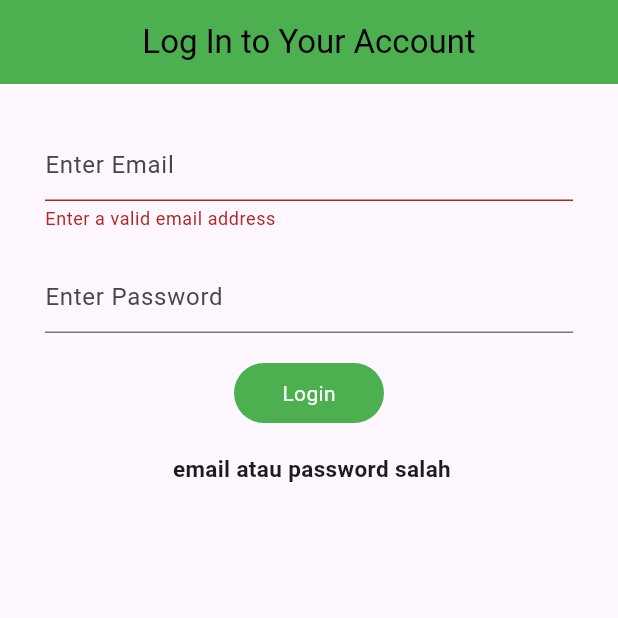
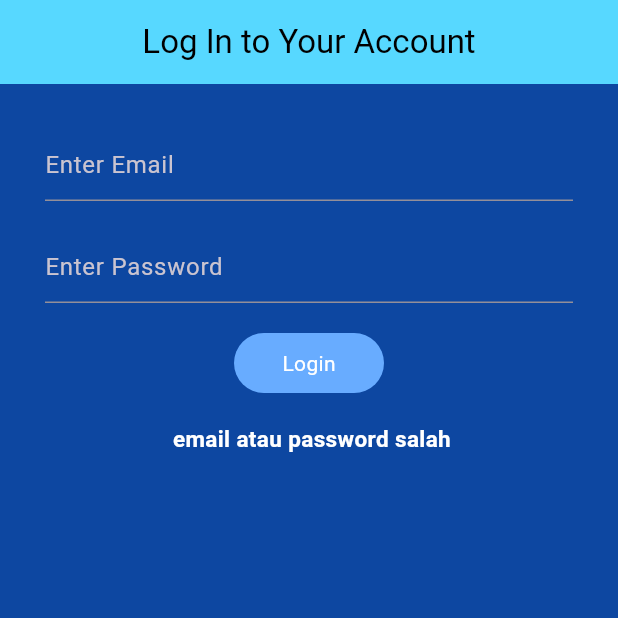
Before and after one commit to Egasuryaaa/KonversiSuhu, a Flutter app: the screen it shows after launch, after a tap on "Login", on a phone screen of 412 x 824 dp, the top half of it. Run offline on Flutter 3.47's test engine with Material 3 defaults, Android fonts, the phone set to English and light mode, and no system bars.

```diff
--- a/lib/login_page.dart
+++ b/lib/login_page.dart
@@ -1,4 +1,3 @@
-
 import 'package:flutter/material.dart';
 import 'package:konversisuhu/kalkulator_home_page.dart';
 
@@ -10,7 +9,6 @@ class MyLoginPage extends StatefulWidget {
 }
 
 class _MyLoginPageState extends State<MyLoginPage> {
-
   TextEditingController emailController = TextEditingController();
   TextEditingController passwordController = TextEditingController();
   String useremail = "username@pensmail.com";
@@ -18,18 +16,16 @@ class _MyLoginPageState extends State<MyLoginPage> {
   String notif = " ";
 
   void login(String email, String password) {
-
-      if (email == useremail && password == pass ) {
-        setState(()
-          {
+    if (email == useremail && password == pass) {
+      setState(() {
         notif = " ";
       });
-        Navigator.push(context,
-          MaterialPageRoute(builder: (context) => SuhuKonversi())
+      Navigator.push(
+        context,
+        MaterialPageRoute(builder: (context) => const SuhuKonversi()),
       );
     } else {
-        setState(()
-          {
+      setState(() {
         notif = " email atau password salah";
       });
     }
@@ -37,25 +33,9 @@ class _MyLoginPageState extends State<MyLoginPage> {
 
   @override
   Widget build(BuildContext context) {
-
-    String? validateEmail(String? value) {
-      const pattern = r"(?:[a-z0-9!#$%&'*+/=?^_`{|}~-]+(?:\.[a-z0-9!#$%&'"
-          r'*+/=?^_`{|}~-]+)*|"(?:[\x01-\x08\x0b\x0c\x0e-\x1f\x21\x23-\x5b\x5d-'
-          r'\x7f]|\\[\x01-\x09\x0b\x0c\x0e-\x7f])*")@(?:(?:[a-z0-9](?:[a-z0-9-]*'
-          r'[a-z0-9])?\.)+[a-z0-9](?:[a-z0-9-]*[a-z0-9])?|\[(?:(?:(2(5[0-5]|[0-4]'
-          r'[0-9])|1[0-9][0-9]|[1-9]?[0-9]))\.){3}(?:(2(5[0-5]|[0-4][0-9])|1[0-9]'
-          r'[0-9]|[1-9]?[0-9])|[a-z0-9-]*[a-z0-9]:(?:[\x01-\x08\x0b\x0c\x0e-\x1f\'
-          r'x21-\x5a\x53-\x7f]|\\[\x01-\x09\x0b\x0c\x0e-\x7f])+)\])';
-      final regex = RegExp(pattern);
-
-      return value!.isEmpty || !regex.hasMatch(value)
-          ? 'Enter a valid email address'
-          : null;
-    }
-
     return Scaffold(
       appBar: AppBar(
-        backgroundColor: Colors.green,
+        backgroundColor: const Color.fromARGB(255, 87, 216, 255),
         title: const Text(
           "Log In to Your Account",
           style: TextStyle(color: Colors.black),
@@ -63,50 +43,49 @@ class _MyLoginPageState extends State<MyLoginPage> {
         centerTitle: true,
       ),
       body: Padding(
-        padding: EdgeInsets.symmetric(vertical: 30, horizontal: 30),
+        padding: const EdgeInsets.symmetric(vertical: 30, horizontal: 30),
         child: Column(
           children: [
             Form(
               autovalidateMode: AutovalidateMode.always,
               child: TextFormField(
                 controller: emailController,
-              validator: validateEmail,
-              decoration: InputDecoration(hintText: "Enter Email")),
+                decoration: const InputDecoration(hintText: "Enter Email"),
               ),
-            const SizedBox(
-              height: 20,
             ),
+            const SizedBox(height: 20),
             TextFormField(
               controller: passwordController,
               obscureText: true,
               enableSuggestions: false,
               autocorrect: false,
-                decoration: InputDecoration(hintText: "Enter Password")),
-            const SizedBox(
-              height: 20,
+              decoration: const InputDecoration(hintText: "Enter Password"),
             ),
+            const SizedBox(height: 20),
             GestureDetector(
-              onTap: () => login(emailController.text.toString(),
-                  passwordController.text.toString()),
+              onTap: () => login(
+                emailController.text.toString(),
+                passwordController.text.toString(),
+              ),
               child: Container(
                 height: 40,
                 width: 100,
                 alignment: Alignment.center,
                 decoration: BoxDecoration(
-                    color: Colors.green,
-                    borderRadius: BorderRadius.circular(20)),
-                child: Text(
+                  color: const Color.fromARGB(255, 104, 172, 255),
+                  borderRadius: BorderRadius.circular(20),
+                ),
+                child: const Text(
                   "Login",
                   style: TextStyle(color: Colors.white),
                 ),
               ),
             ),
-            const SizedBox(
-              height: 20,
-            ),
-            Text(notif,
+            const SizedBox(height: 20),
+            Text(
+              notif,
               textAlign: TextAlign.center,
-              style: TextStyle(
+              style: const TextStyle(
                 fontWeight: FontWeight.w600,
                 fontSize: 15,
               ),
--- a/lib/main.dart
+++ b/lib/main.dart
@@ -1,19 +1,34 @@
-
 import 'package:flutter/material.dart';
-import 'login_page.dart';  // Impor halaman login
+import 'package:provider/provider.dart';
+import 'temperature_provider.dart';
+import 'login_page.dart';
 
 void main() {
-  runApp(const MyApp());
+  runApp(
+    ChangeNotifierProvider(
+      create: (context) => TemperatureProvider(),
+      child: const MyApp(),
+    ),
+  );
 }
 
 class MyApp extends StatelessWidget {
-  const MyApp({super.key});
+  const MyApp({Key? key}) : super(key: key);
 
   @override
   Widget build(BuildContext context) {
     return MaterialApp(
       debugShowCheckedModeBanner: false,
-      home: MyLoginPage(),  // Pastikan aplikasi pertama kali masuk ke login
+      title: 'Konversi Suhu',
+      theme: ThemeData.dark().copyWith(
+        scaffoldBackgroundColor: Colors.blue[900],
+        primaryColor: Colors.blue[800],
+        textTheme: const TextTheme(
+          bodyLarge: TextStyle(color: Color.fromARGB(255, 132, 113, 113)),
+          bodyMedium: TextStyle(color: Colors.white),
+        ),
+      ),
+      home: const MyLoginPage(),
     );
   }
 }
--- a/pubspec.yaml
+++ b/pubspec.yaml
@@ -34,6 +34,7 @@ dependencies:
   # The following adds the Cupertino Icons font to your application.
   # Use with the CupertinoIcons class for iOS style icons.
   cupertino_icons: ^1.0.8
+  provider: ^6.1.4
 
 dev_dependencies:
   flutter_test:
```
Also changed, not shown: lib/kalkulator_home_page.dart (+30 -37 lines), lib/temperature_provider.dart (added, +25 -0 lines), pubspec.lock. Lines whose indentation alone changed are shown as unchanged.
